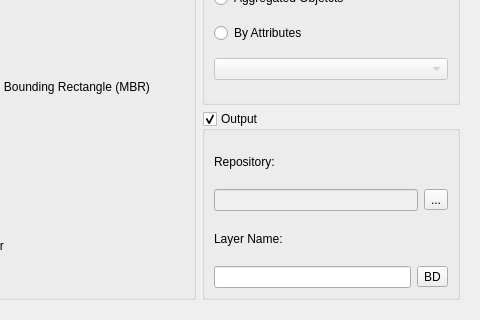
Qt form src/terralib/vp/qt/ui/GeometricOpOutputWizardPageForm.ui (claudiobogossian/terralib5) before a commit; both pictures show x 99 to 579 and y 105 to 425 of the 579 by 425 pixel window.
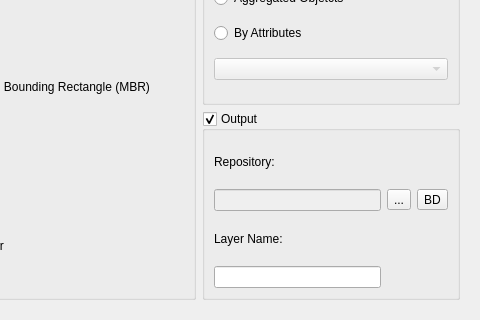
The same form after that commit.

What changed in the file:
```diff
--- a/src/terralib/vp/qt/ui/GeometricOpOutputWizardPageForm.ui
+++ b/src/terralib/vp/qt/ui/GeometricOpOutputWizardPageForm.ui
@@ -150,8 +150,6 @@
             <property name="checkable">
              <bool>true</bool>
             </property>
-            <layout class="QGridLayout" name="gridLayout_9">
-             <item row="0" column="0">
               <layout class="QGridLayout" name="gridLayout_3">
                <item row="0" column="0">
                 <widget class="QLabel" name="label_4">
@@ -180,38 +178,32 @@
                  </property>
                 </widget>
                </item>
-              </layout>
+             <item row="1" column="2">
+              <widget class="QToolButton" name="m_targetDatasourceToolButton">
+               <property name="minimumSize">
+                <size>
+                 <width>0</width>
+                 <height>0</height>
+                </size>
+               </property>
+               <property name="text">
+                <string>BD</string>
+               </property>
+              </widget>
              </item>
-             <item row="1" column="0">
-              <layout class="QGridLayout" name="gridLayout_6">
-               <item row="0" column="0">
+             <item row="2" column="0">
                 <widget class="QLabel" name="label_3">
                  <property name="text">
                   <string>Layer Name:</string>
                  </property>
                 </widget>
                </item>
-               <item row="1" column="0">
+             <item row="3" column="0">
                 <widget class="QLineEdit" name="m_newLayerNameLineEdit">
                  <property name="readOnly">
                   <bool>false</bool>
                  </property>
                 </widget>
-               </item>
-               <item row="1" column="1">
-                <widget class="QToolButton" name="m_targetDatasourceToolButton">
-                 <property name="minimumSize">
-                  <size>
-                   <width>0</width>
-                   <height>0</height>
-                  </size>
-                 </property>
-                 <property name="text">
-                  <string>BD</string>
-                 </property>
-                </widget>
-               </item>
-              </layout>
              </item>
             </layout>
            </widget>
```
Lines whose indentation alone changed are shown as unchanged.
